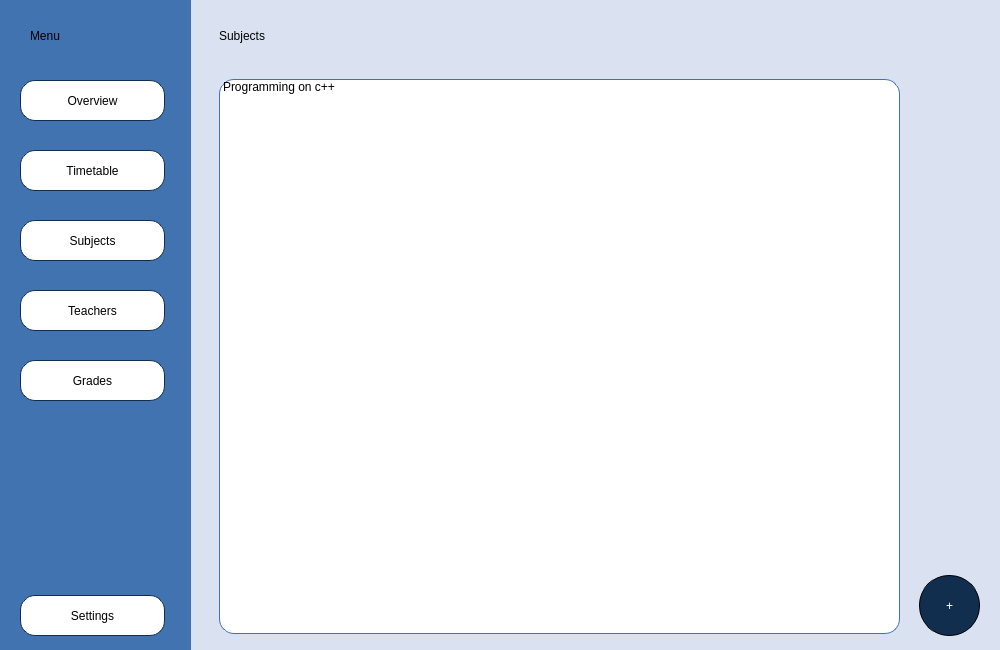
BeliaViktoria/Planner, file Planner/subjectsmain.ui: the form before one commit.
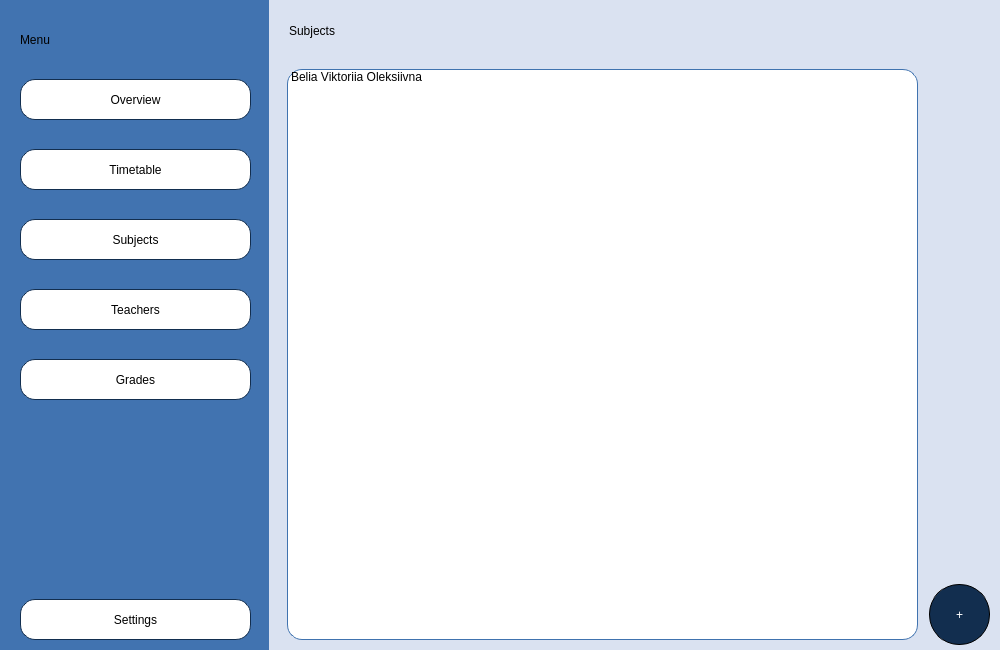
The form after the commit.

Diff of the .ui file:
```diff
--- a/Planner/subjectsmain.ui
+++ b/Planner/subjectsmain.ui
@@ -19,103 +19,26 @@
   <property name="windowTitle">
    <string>Form</string>
   </property>
-  <widget class="QWidget" name="widget_Subjects" native="true">
-   <property name="geometry">
-    <rect>
-     <x>189</x>
-     <y>0</y>
-     <width>811</width>
-     <height>650</height>
-    </rect>
-   </property>
-   <property name="styleSheet">
-    <string notr="true">background-color: rgb(218, 226, 241)</string>
-   </property>
-   <widget class="QLabel" name="label_Subjects">
-    <property name="geometry">
-     <rect>
-      <x>30</x>
-      <y>10</y>
-      <width>231</width>
-      <height>51</height>
-     </rect>
-    </property>
-    <property name="styleSheet">
-     <string notr="true">color: black;
-font: 75 28pt &quot;Gentium Book Basic&quot;;</string>
-    </property>
-    <property name="text">
-     <string>Subjects</string>
-    </property>
-   </widget>
-   <widget class="QListWidget" name="listWidget_Subjects">
-    <property name="geometry">
-     <rect>
-      <x>30</x>
-      <y>79</y>
-      <width>681</width>
-      <height>555</height>
-     </rect>
-    </property>
-    <property name="styleSheet">
-     <string notr="true">font: 16pt &quot;Gentium Book Basic&quot;;
-color: black;
-background-color: rgb(255, 255, 255);
-border-radius: 15px;
-border-style: solid;
-border-width: 1px;
-border-color:rgb(64, 115, 175);</string>
-    </property>
-    <item>
-     <property name="text">
-      <string>Programming on c++</string>
-     </property>
-    </item>
-   </widget>
-   <widget class="QPushButton" name="pushButton_Add">
-    <property name="geometry">
-     <rect>
-      <x>730</x>
-      <y>575</y>
-      <width>61</width>
-      <height>61</height>
-     </rect>
-    </property>
-    <property name="styleSheet">
-     <string notr="true">border-radius:30px;
-color:white;
-font: 36pt &quot;Gentium Book Basic&quot;;
-background-color:rgb(18, 46, 79);
-border-color:rgb(0, 0, 0);
-border-style: solid;
-border-width: 1px;
-
-</string>
-    </property>
-    <property name="text">
-     <string>+</string>
-    </property>
-   </widget>
-  </widget>
   <widget class="QWidget" name="widget_Menu" native="true">
    <property name="geometry">
     <rect>
      <x>0</x>
-     <y>0</y>
-     <width>191</width>
+     <y>-1</y>
+     <width>271</width>
      <height>651</height>
     </rect>
    </property>
    <property name="styleSheet">
-    <string notr="true">background-color:rgb(64, 115, 175);</string>
+    <string notr="true">background-color: rgb(65, 115, 176);
+</string>
    </property>
    <widget class="QLabel" name="label_Menu">
     <property name="geometry">
      <rect>
-      <x>30</x>
-      <y>10</y>
-      <width>121</width>
-      <height>51</height>
+      <x>20</x>
+      <y>20</y>
+      <width>231</width>
+      <height>41</height>
      </rect>
     </property>
     <property name="styleSheet">
@@ -131,7 +54,7 @@
      <rect>
       <x>20</x>
       <y>80</y>
-      <width>145</width>
+      <width>231</width>
       <height>41</height>
      </rect>
     </property>
@@ -153,7 +76,7 @@
      <rect>
       <x>20</x>
       <y>150</y>
-      <width>145</width>
+      <width>231</width>
       <height>41</height>
      </rect>
     </property>
@@ -175,15 +98,15 @@
      <rect>
       <x>20</x>
       <y>220</y>
-      <width>145</width>
+      <width>231</width>
       <height>41</height>
      </rect>
     </property>
     <property name="styleSheet">
-     <string notr="true">font: 14pt &quot;Gentium Book Basic&quot;;
-color: black;
+     <string notr="true">font: 16pt &quot;Gentium Book Basic&quot;;
 background: rgb(255, 255, 255);
 border-radius: 15px;
+color: black;
 border-style: solid;
 border-width: 1px;
 border-color:rgb(18, 46, 79);</string>
@@ -197,7 +120,7 @@
      <rect>
       <x>20</x>
       <y>290</y>
-      <width>145</width>
+      <width>231</width>
       <height>41</height>
      </rect>
     </property>
@@ -219,7 +142,7 @@
      <rect>
       <x>20</x>
       <y>360</y>
-      <width>145</width>
+      <width>231</width>
       <height>41</height>
      </rect>
     </property>
@@ -240,8 +163,8 @@
     <property name="geometry">
      <rect>
       <x>20</x>
-      <y>595</y>
-      <width>145</width>
+      <y>600</y>
+      <width>231</width>
       <height>41</height>
      </rect>
     </property>
@@ -258,13 +181,84 @@
      <string>Settings</string>
     </property>
    </widget>
-   <zorder>pushButton_Overview</zorder>
-   <zorder>pushButton_Timetable</zorder>
-   <zorder>pushButton_Subjects</zorder>
-   <zorder>pushButton_Teachers</zorder>
-   <zorder>pushButton_Grades</zorder>
-   <zorder>pushButton_Settings</zorder>
-   <zorder>label_Menu</zorder>
+  </widget>
+  <widget class="QWidget" name="widget_Subjects" native="true">
+   <property name="geometry">
+    <rect>
+     <x>269</x>
+     <y>0</y>
+     <width>731</width>
+     <height>650</height>
+    </rect>
+   </property>
+   <property name="styleSheet">
+    <string notr="true">background-color: rgb(218, 226, 241)</string>
+   </property>
+   <widget class="QLabel" name="label_Subjects">
+    <property name="geometry">
+     <rect>
+      <x>20</x>
+      <y>10</y>
+      <width>231</width>
+      <height>41</height>
+     </rect>
+    </property>
+    <property name="styleSheet">
+     <string notr="true">color: black;
+font: 75 28pt &quot;Gentium Book Basic&quot;;</string>
+    </property>
+    <property name="text">
+     <string>Subjects</string>
+    </property>
+   </widget>
+   <widget class="QListWidget" name="listWidget_Subjects">
+    <property name="geometry">
+     <rect>
+      <x>18</x>
+      <y>69</y>
+      <width>631</width>
+      <height>571</height>
+     </rect>
+    </property>
+    <property name="styleSheet">
+     <string notr="true">font: 16pt &quot;Gentium Book Basic&quot;;
+color: black;
+background-color: rgb(255, 255, 255);
+border-radius: 15px;
+border-style: solid;
+border-width: 1px;
+border-color:rgb(64, 115, 175);</string>
+    </property>
+    <item>
+     <property name="text">
+      <string>Belia Viktoriia Oleksiivna</string>
+     </property>
+    </item>
+   </widget>
+   <widget class="QPushButton" name="pushButton_Add">
+    <property name="geometry">
+     <rect>
+      <x>660</x>
+      <y>584</y>
+      <width>61</width>
+      <height>61</height>
+     </rect>
+    </property>
+    <property name="styleSheet">
+     <string notr="true">border-radius:30px;
+color:white;
+font: 36pt &quot;Gentium Book Basic&quot;;
+background-color:rgb(18, 46, 79);
+border-color:rgb(0, 0, 0);
+border-style: solid;
+border-width: 1px;
+
+</string>
+    </property>
+    <property name="text">
+     <string>+</string>
+    </property>
+   </widget>
   </widget>
  </widget>
  <resources/>
```
Left out of the diff: 12 changed lines with no effect on the pictures.
